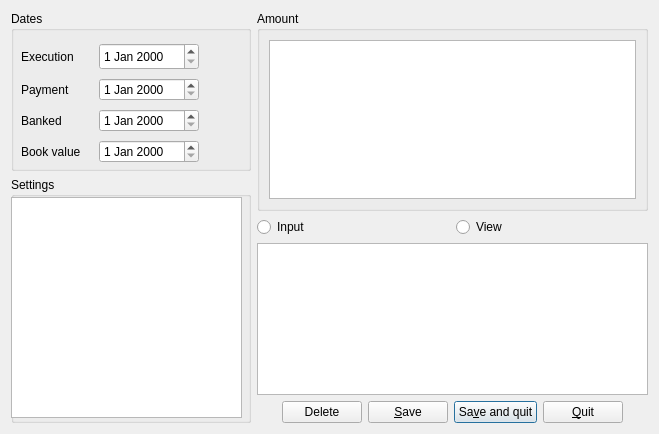
First picture: the form in plugins/accountreceiptsplugin/receiptviewer.ui, repository FreeHealth/freehealth, before the edit.
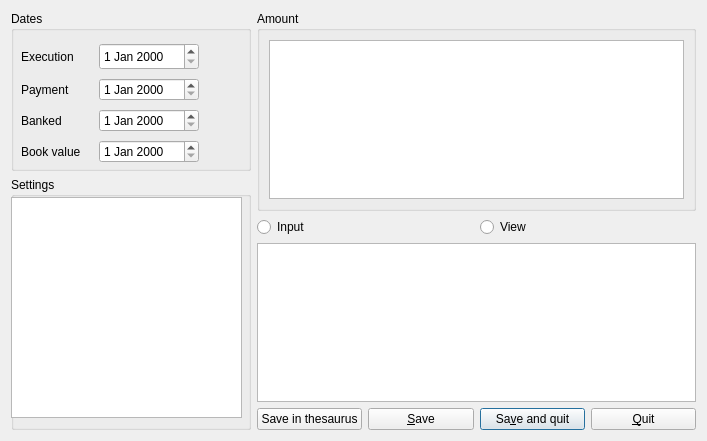
Second picture: the form after the edit.

Commit message: freeaccount:receipts , thesaurus and suite of acts

```diff
--- a/plugins/accountreceiptsplugin/receiptviewer.ui
+++ b/plugins/accountreceiptsplugin/receiptviewer.ui
@@ -6,8 +6,8 @@
    <rect>
     <x>0</x>
     <y>0</y>
-    <width>659</width>
-    <height>434</height>
+    <width>707</width>
+    <height>441</height>
    </rect>
   </property>
   <property name="minimumSize">
@@ -187,20 +187,7 @@
      <item row="4" column="1">
       <layout class="QHBoxLayout" name="horizontalLayout_2">
        <item>
-        <spacer name="horizontalSpacer">
-         <property name="orientation">
-          <enum>Qt::Horizontal</enum>
-         </property>
-         <property name="sizeHint" stdset="0">
-          <size>
-           <width>40</width>
-           <height>20</height>
-          </size>
-         </property>
-        </spacer>
-       </item>
-       <item>
-        <widget class="QPushButton" name="deleteLineButton">
+        <widget class="QPushButton" name="thesaurusButton">
          <property name="minimumSize">
           <size>
            <width>0</width>
@@ -208,7 +195,7 @@
           </size>
          </property>
          <property name="text">
-          <string>Delete</string>
+          <string>Save in thesaurus</string>
          </property>
         </widget>
        </item>
@@ -242,19 +229,6 @@
          </property>
         </widget>
        </item>
-       <item>
-        <spacer name="horizontalSpacer_2">
-         <property name="orientation">
-          <enum>Qt::Horizontal</enum>
-         </property>
-         <property name="sizeHint" stdset="0">
-          <size>
-           <width>40</width>
-           <height>20</height>
-          </size>
-         </property>
-        </spacer>
-       </item>
       </layout>
      </item>
     </layout>
```
The commit also changes 4 other files.
